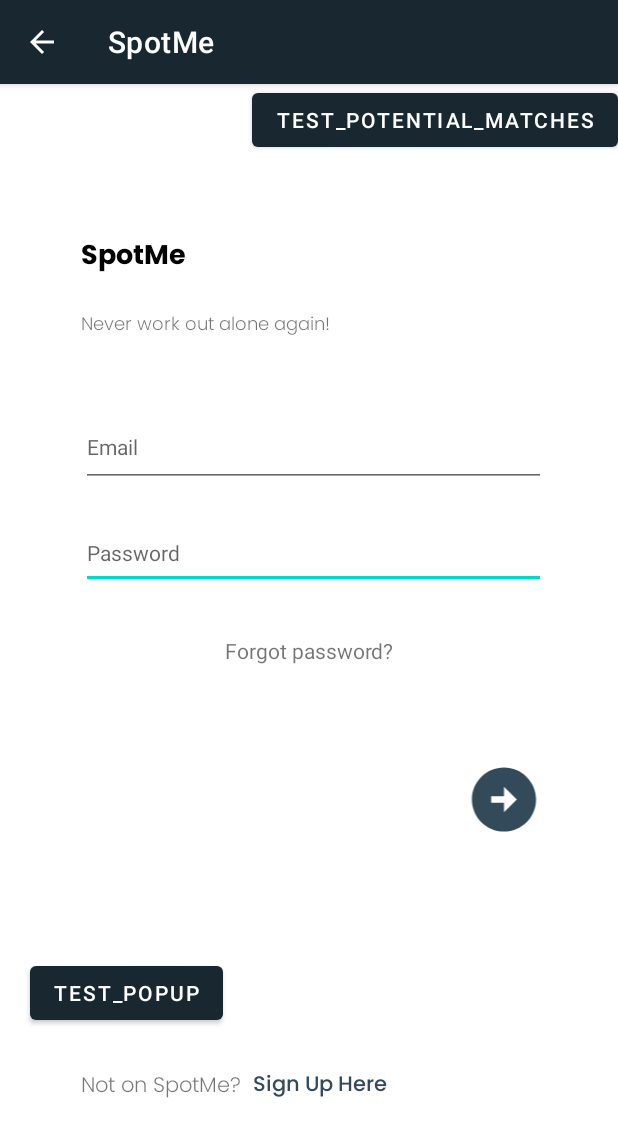
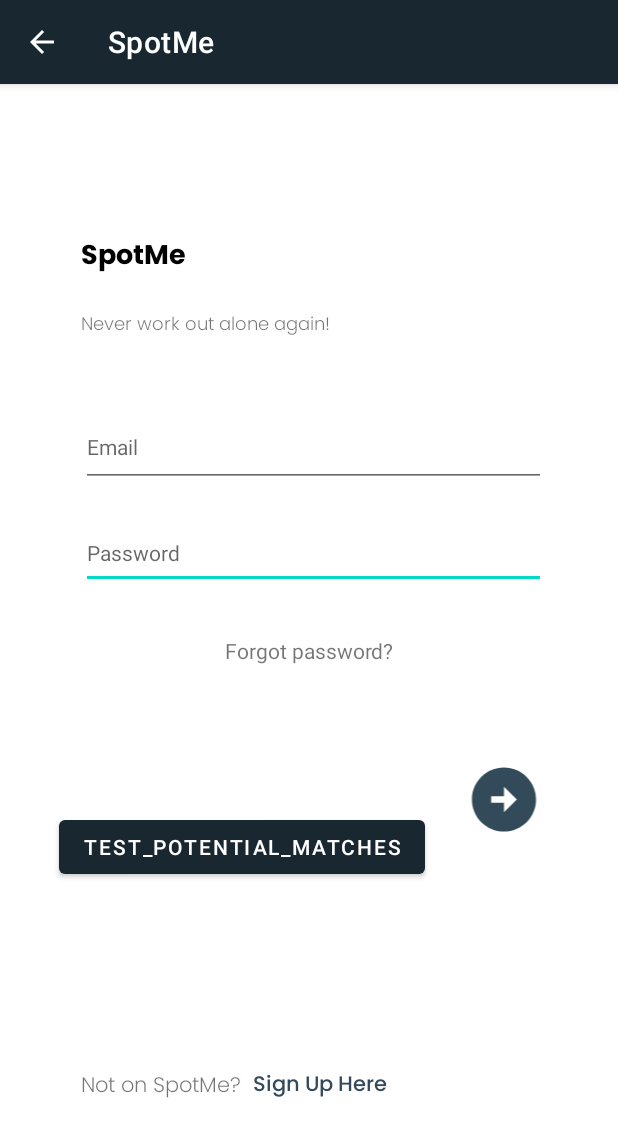
Before and after one commit to jmaydwell1/SpotMe, an Android app: the screen it shows after launch (MainActivity), on a phone screen of 412 x 824 dp. Shown: the top 1137 px of the screen. Run offline under Robolectric (Android 15) with nearby library versions, the phone set to English and light mode, and no system bars; our stand-ins replace Firebase (no records; nobody signed in at launch, a user with empty details on screens opened directly).

Commit message:
Add the dialog (pop up 7b) to the recycler view. Some minor changes on the recycler view holder code

```diff
--- a/app/src/main/java/edu/neu/madcourse/spotme/MainActivity.java
+++ b/app/src/main/java/edu/neu/madcourse/spotme/MainActivity.java
@@ -30,8 +30,6 @@ public class MainActivity extends AppCompatActivity {
     private TextView signUpTv;
     private ImageView loginBtn;
     private TextView forgotPw;
-    private Button testBtn;
-    private Dialog dialogTest;
     private Button potentialMatchBtn;
 
     private DatabaseReference mDatabase;
@@ -53,9 +51,6 @@ public class MainActivity extends AppCompatActivity {
         mDatabase = FirebaseDatabase.getInstance().getReference();
         mAuth = FirebaseAuth.getInstance();
 
-        testBtn = findViewById(R.id.test_dialog_button);
-        dialogTest = new Dialog(this);
-        dialogTest.setContentView(R.layout.potential_buddy_dialog);
         potentialMatchBtn = findViewById(R.id.test_potential_btn);
 
         loginBtn.setOnClickListener(new View.OnClickListener() {
@@ -95,8 +90,6 @@ public class MainActivity extends AppCompatActivity {
                 MainActivity.this.startActivity(resetPwIntent);
             }
         });
-
-        testBtn.setOnClickListener(view -> dialogTest.show());
 
         potentialMatchBtn.setOnClickListener(view -> {
             Intent potentialIntent = new Intent(MainActivity.this, PotentialMatches.class);
--- a/app/src/main/res/layout/login_activity.xml
+++ b/app/src/main/res/layout/login_activity.xml
@@ -127,22 +127,14 @@
         app:layout_constraintStart_toStartOf="parent" />
 
     <Button
-        android:id="@+id/test_dialog_button"
-        android:layout_width="wrap_content"
-        android:layout_height="wrap_content"
-        android:text="Test_popup"
-        app:layout_constraintBottom_toBottomOf="parent"
-        app:layout_constraintEnd_toStartOf="@id/test_potential_btn"
-        app:layout_constraintStart_toStartOf="parent"
-        app:layout_constraintTop_toTopOf="parent"
-        app:layout_constraintVertical_bias="0.808" />
-
-    <Button
         android:id="@+id/test_potential_btn"
         android:layout_width="wrap_content"
         android:layout_height="wrap_content"
         android:text="Test_Potential_Matches"
+        app:layout_constraintBottom_toBottomOf="parent"
         app:layout_constraintEnd_toEndOf="parent"
-        tools:layout_editor_absoluteX="287dp"
-        tools:layout_editor_absoluteY="552dp" />
+        app:layout_constraintHorizontal_bias="0.234"
+        app:layout_constraintStart_toStartOf="parent"
+        app:layout_constraintTop_toTopOf="parent"
+        app:layout_constraintVertical_bias="0.673" />
 </androidx.constraintlayout.widget.ConstraintLayout>
--- a/app/src/main/res/layout/recyclerview_row_sw.xml
+++ b/app/src/main/res/layout/recyclerview_row_sw.xml
@@ -7,6 +7,7 @@
     android:background="@color/spotMe_darkBlue">
 
     <androidx.cardview.widget.CardView
+        android:id="@+id/potential_match_card"
         android:layout_width="331dp"
         android:layout_height="181dp"
         android:layout_marginTop="40dp"
```
Also changed, not shown: app/src/main/java/edu/neu/madcourse/spotme/recyclerViewAdapter_sw.java (+16 -1 lines).
